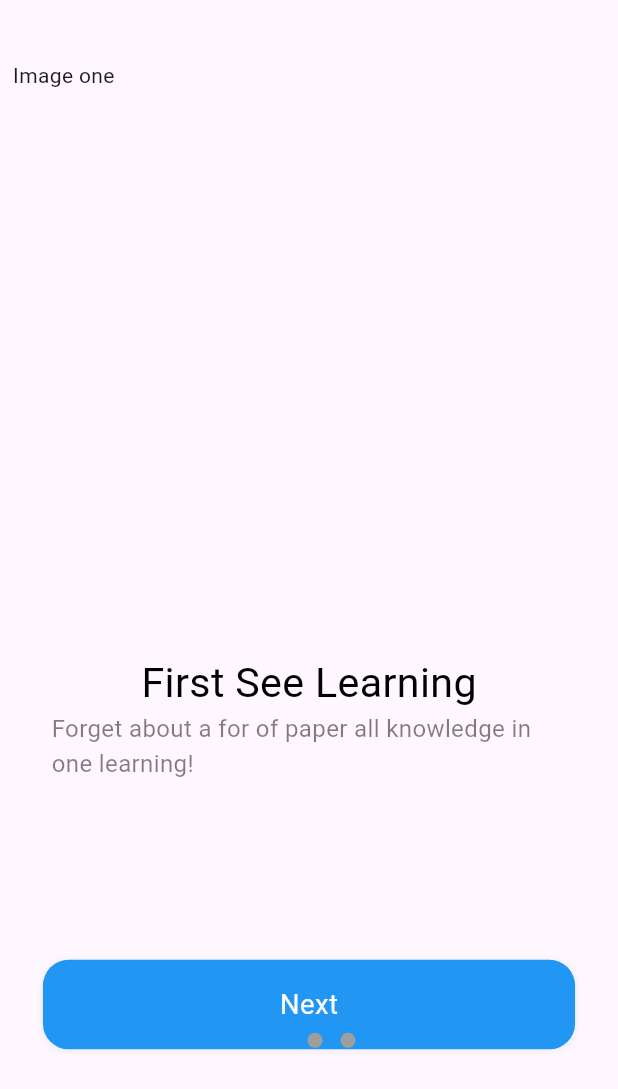
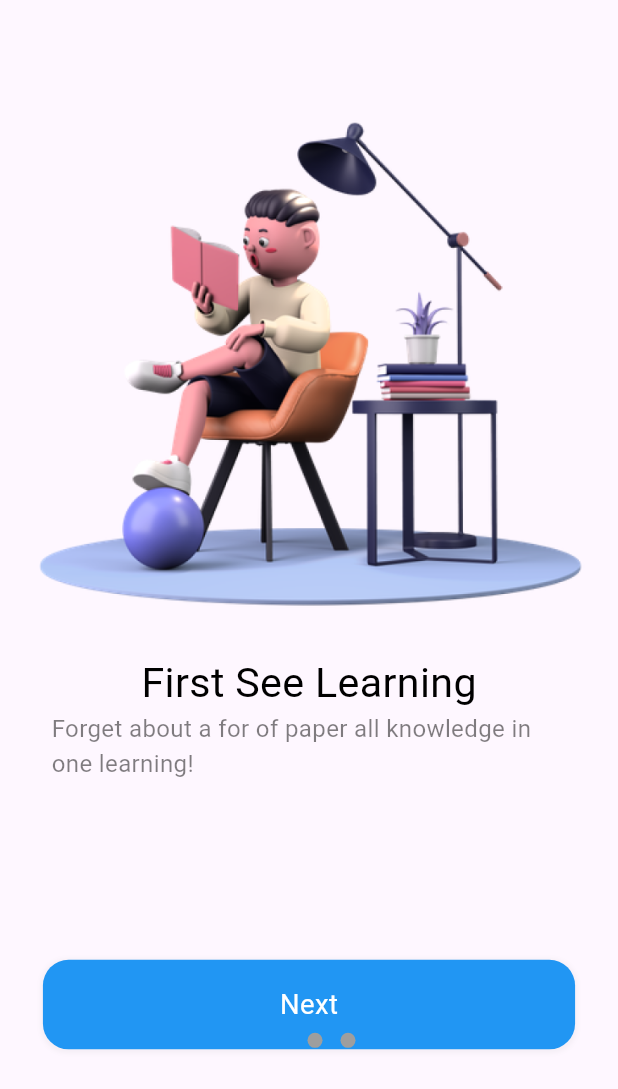
Before and after one commit to Christ-oderic/ulearning_app, a Flutter app: the screen it shows after launch, on a phone screen of 412 x 824 dp. Shown: the top 1089 px of the screen. Run offline on Flutter 3.47's test engine with Material 3 defaults, Android fonts, the phone set to English and light mode, and no system bars; drawn by our look-alikes of dots_indicator; our stand-ins replace cloud_firestore, flutter_bloc, flutter_screenutil; accounts and stored records are empty.

Commit message:
Add image on the welcome page slider

```diff
--- a/lib/pages/welcome/welcome.dart
+++ b/lib/pages/welcome/welcome.dart
@@ -38,21 +38,21 @@ class _WelcomeState extends State<Welcome> {
                         "Next",
                         "First See Learning",
                         "Forget about a for of paper all knowledge in one learning!",
-                        "/assets/images/reading.png"),
+                        "assets/images/reading.png"),
                     _page(
                         2,
                         context,
                         "Next",
                         "Connect With Everyone",
                         "Always keep in touch with your tutor & friend. Let's get connected!",
-                        "image path"),
+                        "assets/images/boy.png"),
                     _page(
                         3,
                         context,
                         "Get Started",
                         "Always Fascinated Learning",
                         "Anywhere, anytime. The time is at your discretion so study whenever you want!",
-                        "image path"),
+                        "assets/images/man.png"),
                   ],
                 ),
                 Positioned(
@@ -85,7 +85,7 @@ class _WelcomeState extends State<Welcome> {
         SizedBox(
           width: 345.w,
           height: 345.w,
-          child: const Text("Image one"),
+          child: Image.asset(imagePath, fit: BoxFit.cover),
         ),
         Text(
           title,
```
